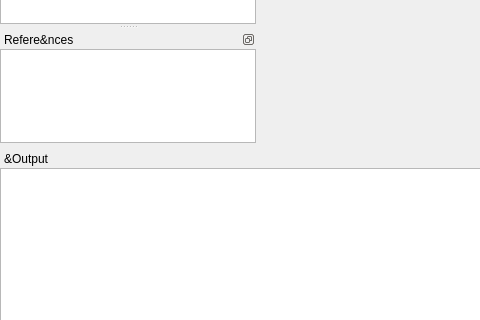
Before: the Qt Designer form mainwindow.ui in REDasmOrg/REDasm, drawn with Qt 5; both pictures show x 0 to 480 and y 257 to 577 of the 1118 by 661 pixel window.
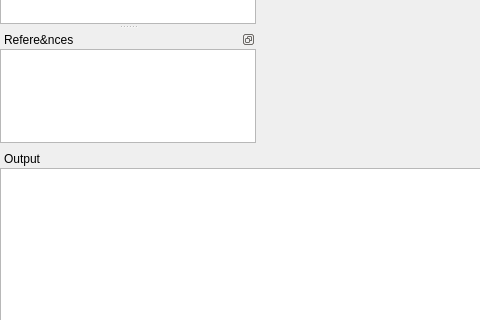
After: the same form once the commit is applied. Icons and pictures are not drawn. Custom widgets are drawn as their Qt base class.

What changed in the file:
```diff
--- a/mainwindow.ui
+++ b/mainwindow.ui
@@ -163,7 +163,7 @@
     <set>QDockWidget::DockWidgetFloatable|QDockWidget::DockWidgetMovable</set>
    </property>
    <property name="windowTitle">
-    <string>&amp;Output</string>
+    <string>Output</string>
    </property>
    <attribute name="dockWidgetArea">
     <number>8</number>
```
